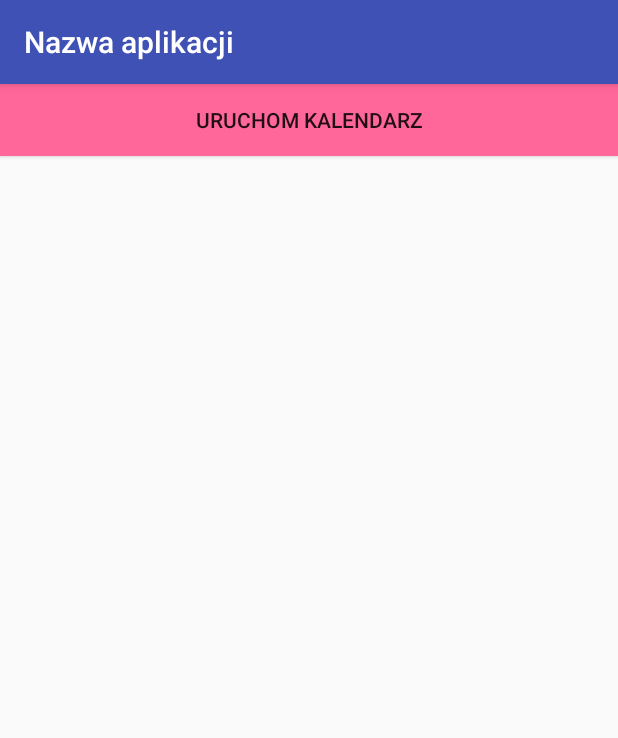
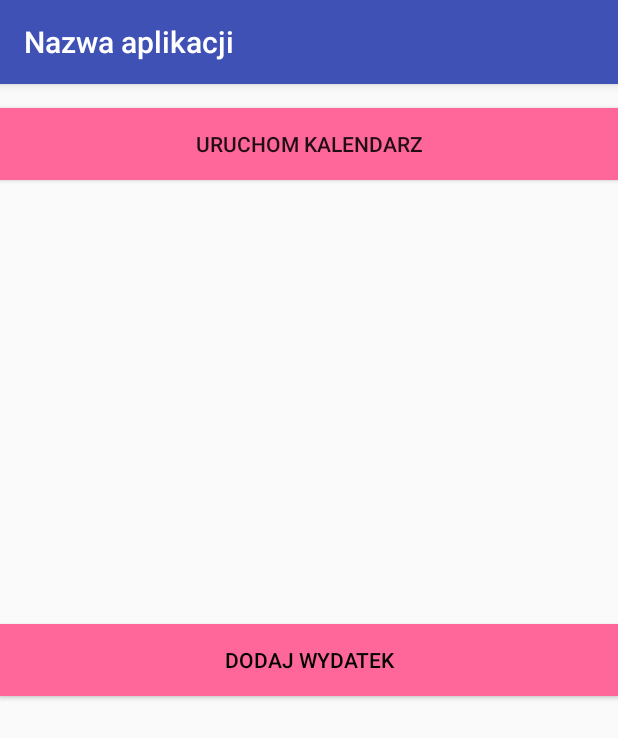
Before and after one commit to olliekrk/firstapplication, an Android app: the screen it shows after launch (MainActivity), on a phone screen of 412 x 824 dp. Shown: the top 738 px of the screen. Run offline under Robolectric (Android 15) with nearby library versions, the phone set to English and light mode, and no system bars.

Commit message:
Added expences xml and methods in MainActivity

```diff
--- a/app/src/main/res/layout/activity_main.xml
+++ b/app/src/main/res/layout/activity_main.xml
@@ -9,11 +9,30 @@
 
     <Button
         android:id="@+id/launchCalendarButton"
-        android:layout_width="match_parent"
+        android:layout_width="0dp"
+        android:layout_height="wrap_content"
+        android:layout_marginTop="16dp"
+        android:background="#f69"
+        android:text="@string/calendarButton"
+        app:layout_constraintEnd_toEndOf="parent"
+        app:layout_constraintStart_toStartOf="parent"
+        app:layout_constraintTop_toTopOf="parent"
+        tools:ignore="MissingConstraints" />
+
+
+    <Button
+        android:id="@+id/buttonDodajWydatek"
+        android:layout_width="0dp"
         android:layout_height="wrap_content"
         android:background="#f69"
-        android:text="@string/calendarButton"
-        tools:layout_editor_absoluteY="16dp"
+        android:gravity="center"
+        android:text="Dodaj wydatek"
+        android:textColor="@android:color/black"
+        app:layout_constraintBottom_toBottomOf="parent"
+        app:layout_constraintEnd_toEndOf="parent"
+        app:layout_constraintStart_toStartOf="parent"
+        app:layout_constraintTop_toTopOf="parent"
         tools:ignore="MissingConstraints" />
 
+
 </android.support.constraint.ConstraintLayout>
--- /dev/null
+++ b/app/src/main/res/menu/popup_type_add_expences.xml
@@ -0,0 +1,21 @@
+<?xml version="1.0" encoding="utf-8"?>
+<menu xmlns:android="http://schemas.android.com/apk/res/android">
+
+
+    <item android:id="@+id/rodzaj1"
+        android:title="rodzaj 1" />
+
+    <item android:id="@+id/rodzaj2"
+        android:title="rodzaj 2" />
+
+    <item android:id="@+id/rodzaj3"
+        android:title="rodzaj 3" />
+
+    <item android:id="@+id/rodzaj4"
+        android:title="rodzaj 4" />
+
+    <item android:id="@+id/rodzaj5"
+        android:title="rodzaj 5" />
+
+
+</menu>
```
Also changed, not shown: app/src/main/java/com/example/olgierd/kalendarz/MainActivity.java (+62 -0 lines), app/src/main/res/layout/activity_add_expence.xml (added, +65 -0 lines).
